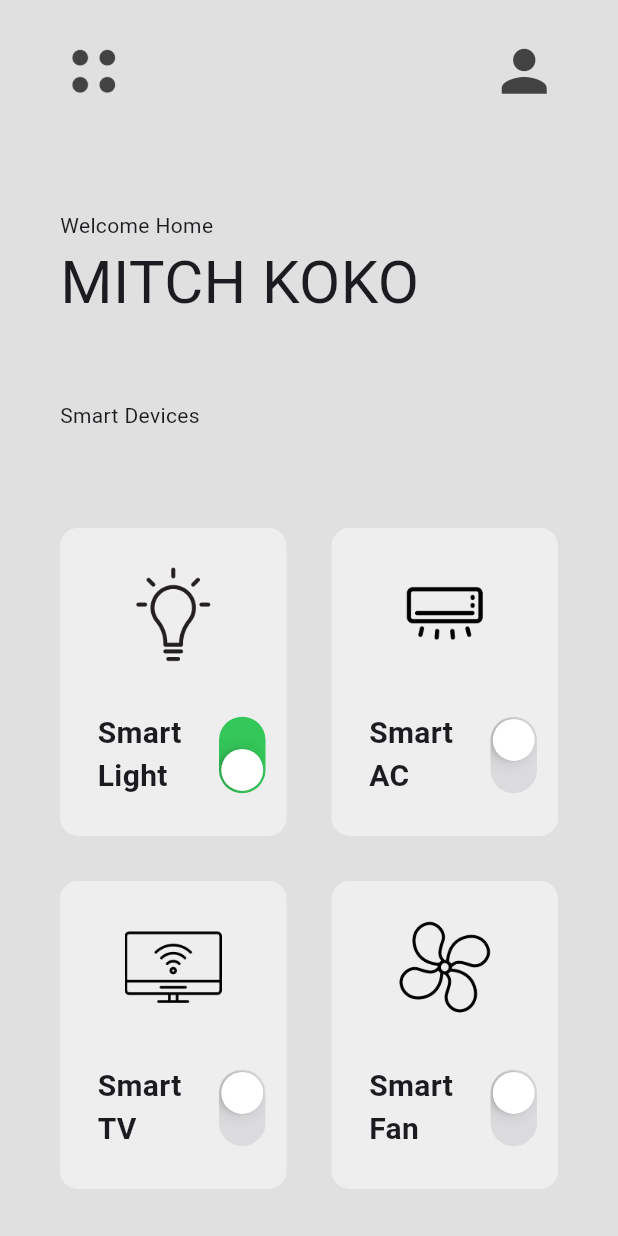
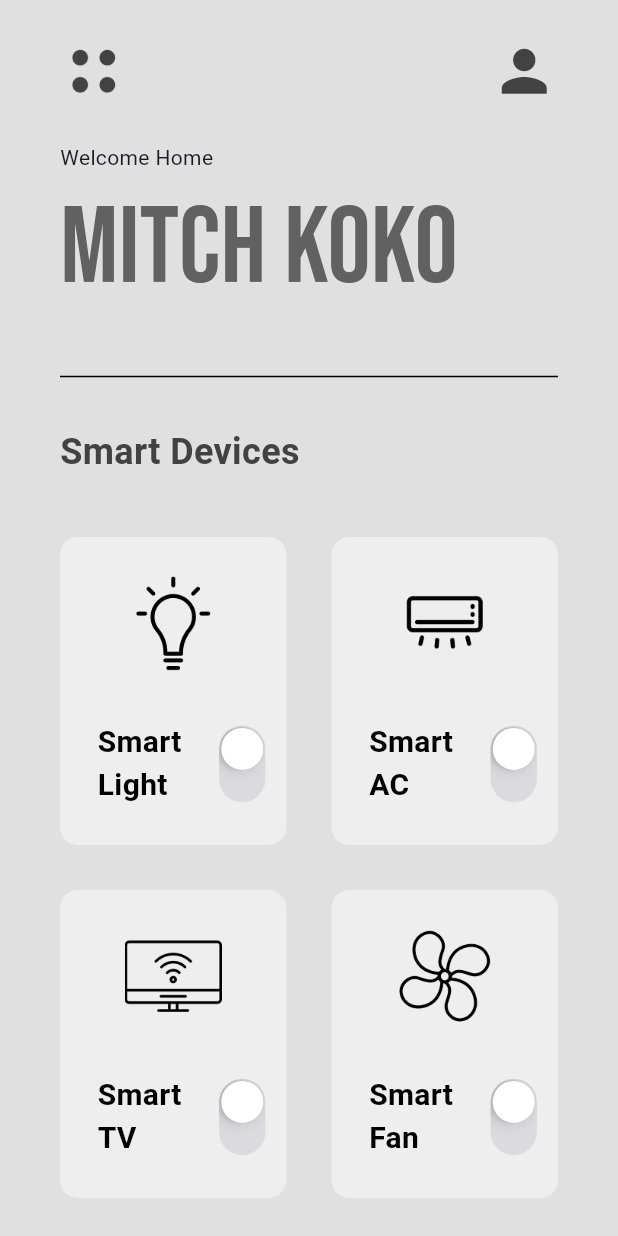
Before and after one commit to Chukwujekwu1/smart_home_app, a Flutter app: the screen it shows after launch, on a phone screen of 412 x 824 dp. Run offline on Flutter 3.47's test engine with Material 2 defaults, Android fonts, the phone set to English and light mode, and no system bars.

Commit message:
finshed home page

```diff
--- a/lib/pages/home_page.dart
+++ b/lib/pages/home_page.dart
@@ -13,16 +13,17 @@ class _HomePageState extends State<HomePage> {
   final double horizontal = 40.0;
   final double vertical = 25;
   List mySmartDevices = [
-    ['Smart Light', "images/light-bulb.png", true],
+    ['Smart Light', "images/light-bulb.png", false],
     ['Smart AC', "images/air-conditioner.png", false],
     ['Smart TV', "images/smart-tv.png", false],
     ['Smart Fan', "images/fan.png", false],
   ];
-  void powerSwitchChanged(bool value,int index){
+  void powerSwitchChanged(bool value, int index) {
     setState(() {
-     mySmartDevices[index][2] = value;
+      mySmartDevices[index][2] = value;
     });
   }
+
   @override
   Widget build(BuildContext context) {
     return Scaffold(
@@ -55,38 +56,61 @@ class _HomePageState extends State<HomePage> {
             ),
             //! welcome home MITCH KOKO
 
-            const SizedBox(height: 20),
             Padding(
               padding: EdgeInsets.symmetric(
                 horizontal: horizontal,
-                vertical: vertical,
               ),
-              child: const Column(
+              child: Column(
                 crossAxisAlignment: CrossAxisAlignment.start,
                 children: [
-                  Text('Welcome Home'),
+                  const Text('Welcome Home'),
                   Text(
                     'MITCH KOKO',
                     style: TextStyle(
-                      fontSize: 40,
+                      fontSize: 72,
+                      // fontFamily: beb,
+                      fontFamily: "beb",
+                      color: Colors.grey[700],
                     ),
                   ),
                 ],
               ),
             ),
+          const  SizedBox(
+              height: 25,
+            ),
 
+            Padding(
+              padding: EdgeInsets.symmetric(
+                horizontal: horizontal,
+              ),
+              child: const Divider(
+                color: Colors.black,
+                thickness: 1,
+              ),
+            ),
+           const SizedBox(
+              height: 25,
+            ),
             // smart devices + grid
             Padding(
               padding: EdgeInsets.symmetric(
                 horizontal: horizontal,
-                vertical: vertical,
               ),
-              child: const Text('Smart Devices'),
+              child: Text(
+                'Smart Devices',
+                style: TextStyle(
+                  fontWeight: FontWeight.bold,
+                  fontSize: 24,
+                  color: Colors.grey[800],
+                ),
+              ),
             ),
 
             Expanded(
               child: GridView.builder(
-                padding: EdgeInsets.all(25),
+                padding: const EdgeInsets.all(25),
+                physics: const NeverScrollableScrollPhysics(),
                 gridDelegate: const SliverGridDelegateWithFixedCrossAxisCount(
                   crossAxisCount: 2,
                   childAspectRatio: 1 / 1.3,
@@ -97,7 +121,7 @@ class _HomePageState extends State<HomePage> {
                     smartDeviceName: mySmartDevices[index][0],
                     iconPath: mySmartDevices[index][1],
                     powerOn: mySmartDevices[index][2],
-                    onChanged:(value) => powerSwitchChanged(value),
+                    onChanged: (value) => powerSwitchChanged(value, index),
                   );
                 },
               ),
--- a/lib/util/smart_device_box.dart
+++ b/lib/util/smart_device_box.dart
@@ -9,7 +9,7 @@ class SmartDeviceBox extends StatelessWidget {
   final bool powerOn;
   void Function(bool)? onChanged;
 
-SmartDeviceBox({
+  SmartDeviceBox({
     super.key,
     required this.smartDeviceName,
     required this.iconPath,
@@ -23,7 +23,7 @@ SmartDeviceBox({
       padding: const EdgeInsets.all(15.0),
       child: Container(
         decoration: BoxDecoration(
-          color: Colors.grey[200],
+          color: powerOn ? Colors.black : Colors.grey[200],
           borderRadius: BorderRadius.circular(12),
         ),
         padding: const EdgeInsets.symmetric(vertical: 25),
@@ -34,6 +34,7 @@ SmartDeviceBox({
             Image.asset(
               iconPath,
               height: 65,
+              color: powerOn ? Colors.white : Colors.black,
             ),
             Row(
               children: [
@@ -42,9 +43,10 @@ SmartDeviceBox({
                   padding: const EdgeInsets.only(left: 25.0),
                   child: Text(
                     smartDeviceName,
-                    style: const TextStyle(
+                    style: TextStyle(
                       fontWeight: FontWeight.bold,
                       fontSize: 20,
+                      color: powerOn ? Colors.white : Colors.black,
                     ),
                   ),
                 )),
```
Also changed, not shown: pubspec.yaml (+7 -6 lines), fonts/BebasNeue-Regular.ttf (added), pubspec.lock, 1 other file.
